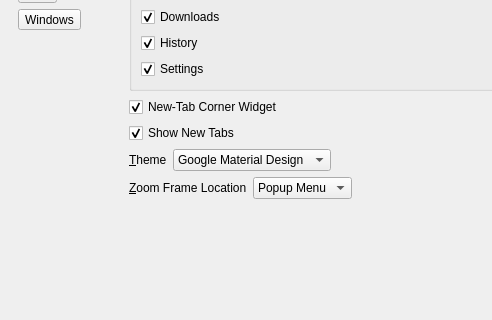
This is 2.x/UI/dooble_settings.ui in textbrowser/dooble as Qt 5 draws it before an edit; both pictures show x 0 to 492 and y 144 to 464 of the 800 by 600 pixel window. The edited form follows.
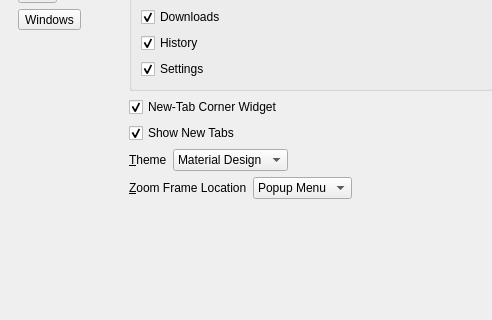
This is the edited form. The open tabs and pages were chosen to show the change. Icons and pictures are not drawn.

Commit message: Removed Google.

Diff of the .ui file:
```diff
--- a/2.x/UI/dooble_settings.ui
+++ b/2.x/UI/dooble_settings.ui
@@ -444,7 +444,7 @@
               </item>
               <item>
                <property name="text">
-                <string>Google Material Design</string>
+                <string>Material Design</string>
                </property>
               </item>
               <item>
```
The commit also changes 1 other file.
